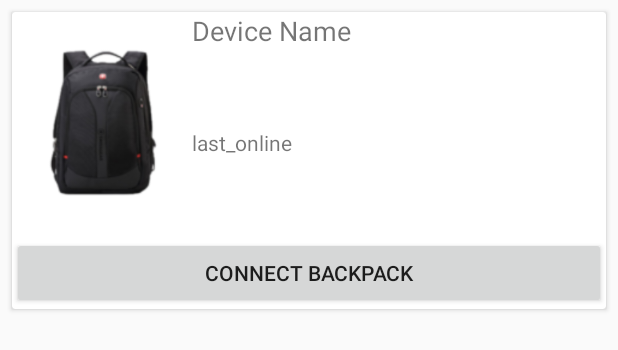
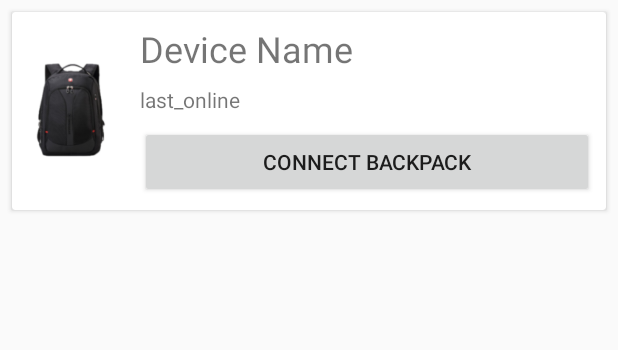
Before and after one commit to c0j0s/NYP-SAP-SmartBackpack, an Android app: the layout components_user_devices_list.xml on its own in the app's theme, with its tools: preview values and no code run, on a phone screen of 412 x 824 dp. Shown: the top 350 px of the screen. Run offline under Robolectric (Android 15) with nearby library versions, the phone set to English and light mode, and no system bars.

Commit message:
Fix UI issues

```diff
--- a/SmartBackpackApp/app/src/main/java/com/nyp/fypj/smartbackpackapp/service/IotDeviceConfigManager.kt
+++ b/SmartBackpackApp/app/src/main/java/com/nyp/fypj/smartbackpackapp/service/IotDeviceConfigManager.kt
@@ -22,6 +22,7 @@ class IotDeviceConfigManager(
 
     fun syncConfigToHana(success: (updateDevice:UserDevicesType) -> Unit,error: (e:RuntimeException) -> Unit){
         sapServiceManager.openODataStore {
+            Log.e(TAG,"Updating:" + updateDevice.deviceName)
             sapServiceManager.getsbp().updateEntityAsync(updateDevice,{
                 success(updateDevice)
             },{ e:RuntimeException ->
--- a/SmartBackpackApp/app/src/main/res/layout/components_user_devices_list.xml
+++ b/SmartBackpackApp/app/src/main/res/layout/components_user_devices_list.xml
@@ -1,6 +1,7 @@
 <?xml version="1.0" encoding="utf-8"?>
 <android.support.v7.widget.CardView xmlns:android="http://schemas.android.com/apk/res/android"
     xmlns:app="http://schemas.android.com/apk/res-auto"
+    xmlns:tools="http://schemas.android.com/tools"
     android:layout_width="match_parent"
     android:layout_height="wrap_content"
     android:layout_marginBottom="8dp"
@@ -15,54 +16,67 @@
 
         <LinearLayout
             android:layout_width="match_parent"
-            android:layout_height="match_parent"
+            android:layout_height="wrap_content"
             android:layout_weight="2"
             android:orientation="horizontal">
 
             <ImageView
                 android:id="@+id/imageView"
-                android:layout_width="wrap_content"
-                android:layout_height="wrap_content"
+                android:layout_width="96dp"
+                android:layout_height="match_parent"
                 android:layout_weight="1"
                 app:srcCompat="@drawable/ic_sbp_backpack" />
 
-            <LinearLayout
+            <android.support.constraint.ConstraintLayout
                 android:layout_width="match_parent"
-                android:layout_height="match_parent"
-                android:layout_weight="4"
-                android:orientation="vertical">
+                android:layout_height="wrap_content"
+                android:layout_weight="4">
 
                 <TextView
                     android:id="@+id/tv_device_name"
                     android:layout_width="match_parent"
                     android:layout_height="wrap_content"
-                    android:layout_weight="1"
+                    android:layout_marginStart="8dp"
+                    android:layout_marginTop="8dp"
+                    android:layout_marginEnd="8dp"
+                    android:layout_weight="2"
                     android:text="Device Name"
-                    android:textSize="18sp" />
+                    android:textSize="24sp"
+                    app:layout_constraintEnd_toEndOf="parent"
+                    app:layout_constraintStart_toStartOf="parent"
+                    app:layout_constraintTop_toTopOf="parent" />
 
                 <TextView
                     android:id="@+id/tv_last_online"
                     android:layout_width="match_parent"
                     android:layout_height="wrap_content"
+                    android:layout_marginStart="8dp"
+                    android:layout_marginTop="8dp"
+                    android:layout_marginEnd="8dp"
                     android:layout_weight="1"
-                    android:text="last_online" />
+                    android:text="last_online"
+                    app:layout_constraintEnd_toEndOf="parent"
+                    app:layout_constraintStart_toStartOf="parent"
+                    app:layout_constraintTop_toBottomOf="@+id/tv_device_name" />
 
-            </LinearLayout>
+                <Button
+                    android:id="@+id/btn_connect_device"
+                    style="@style/FioriButton.Flat"
+                    android:layout_width="match_parent"
+                    android:layout_height="wrap_content"
+                    android:layout_marginStart="8dp"
+                    android:layout_marginTop="8dp"
+                    android:layout_marginEnd="8dp"
+                    android:layout_marginBottom="8dp"
+                    android:layout_weight="1"
+                    android:text="Connect Backpack"
+                    app:layout_constraintBottom_toBottomOf="parent"
+                    app:layout_constraintEnd_toEndOf="parent"
+                    app:layout_constraintStart_toStartOf="parent"
+                    app:layout_constraintTop_toBottomOf="@+id/tv_last_online" />
+            </android.support.constraint.ConstraintLayout>
+
         </LinearLayout>
 
-        <LinearLayout
-            android:layout_width="match_parent"
-            android:layout_height="match_parent"
-            android:layout_weight="1"
-            android:orientation="horizontal">
-
-            <Button
-                android:id="@+id/btn_connect_device"
-                style="@style/FioriButton.Flat"
-                android:layout_width="wrap_content"
-                android:layout_height="wrap_content"
-                android:layout_weight="1"
-                android:text="Connect Backpack" />
-        </LinearLayout>
     </LinearLayout>
 </android.support.v7.widget.CardView>
--- a/SmartBackpackApp/app/src/main/res/raw/configurationprovider.json
+++ b/SmartBackpackApp/app/src/main/res/raw/configurationprovider.json
@@ -1,6 +1,6 @@
 {
   "ServiceUrl" : "https://mobile-c49f5a6cb.ap1.hana.ondemand.com/",
-  "MLServiceUrl" : "http://35.240.197.152/predict",
+  "MLServiceUrl" : "http://35.198.225.149/predict",
   "MLServiceAccount" : "mlservice",
   "MLServicePassword" : "passwd"
 }
```
Also changed, not shown: SmartBackpackApp/app/src/main/java/com/nyp/fypj/smartbackpackapp/mdui/fragments/HomeFragment.kt (+5 -5 lines), SmartBackpackApp/app/src/main/java/com/nyp/fypj/smartbackpackapp/mdui/fragments/MyProfileFragment.kt (+16 -2 lines), SmartBackpackApp/app/src/main/java/com/nyp/fypj/smartbackpackapp/service/IotDataMLServiceManager.kt (+5 -4 lines), SmartBackpackApp/app/src/main/res/layout/dialog_give_feedback.xml (+14 -10 lines), SmartBackpackApp/app/src/main/res/layout/fragment_home.xml (+15 -12 lines).
